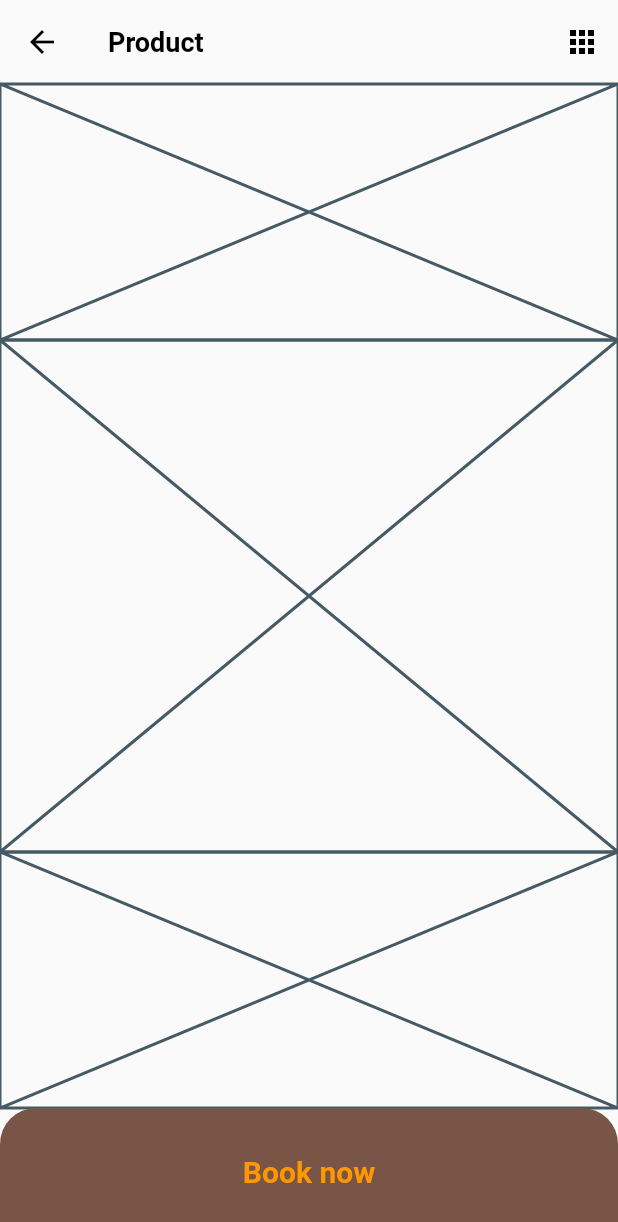
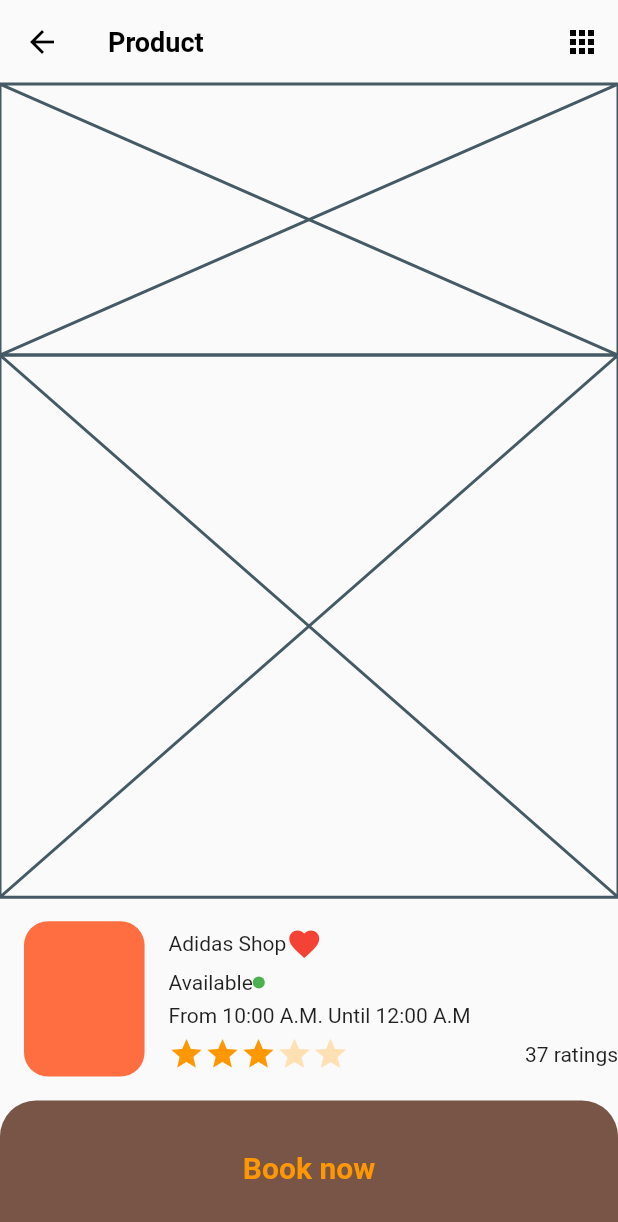
Before and after one commit to JAICHANGPARK/flutter_notebook_the_third_story, a Flutter app: the ProductPage screen opened directly, on a phone screen of 412 x 824 dp. Shown: the top 1222 px of the screen. Run offline on Flutter 3.47's test engine with Material 2 defaults, Android fonts, the phone set to English and light mode, and no system bars; our stand-ins replace badges, dotted_border, fl_chart, page_transition, percent_indicator; network calls fail.

Commit message:
Update product_page.dart

```diff
--- a/lib/travel_store_app/product_page.dart
+++ b/lib/travel_store_app/product_page.dart
@@ -39,8 +39,65 @@ class _ProductPageState extends State<ProductPage> {
             child: Placeholder(),
           ),
           Expanded(
-            flex: 4,
-            child: Placeholder(),
+            flex: 3,
+            child: Row(
+              children: <Widget>[
+                Expanded(
+                 flex: 3 ,
+                  child: Container(
+                    margin: EdgeInsets.all(16),
+                    decoration: BoxDecoration(
+                      color: Colors.deepOrangeAccent,
+                      borderRadius: BorderRadius.circular(16)
+                    ),
+                  ),
+                ),
+                Expanded(
+                  flex: 8,
+                  child: Padding(
+                    padding: const EdgeInsets.only(bottom: 16, top: 16),
+                    child: Column(
+                      crossAxisAlignment: CrossAxisAlignment.start,
+                      mainAxisAlignment: MainAxisAlignment.spaceAround,
+                      children: <Widget>[
+                        Row(
+                          children: <Widget>[
+                            Text("Adidas Shop"),
+                            Icon(Icons.favorite,
+                            color: Colors.red,),
+                          ],
+                        ),
+                        Row(
+                          children: <Widget>[
+                            Text("Available"),
+                            Container(
+                              height: 8,
+                              width: 8,
+                              decoration: BoxDecoration(
+                                shape: BoxShape.circle,
+                                color: Colors.green,
+                              ),
+                            ),
+                          ],
+                        ),
+                        Text("From 10:00 A.M. Until 12:00 A.M"),
+                        Row(
+                          children: <Widget>[
+                            Icon(Icons.star, color: Colors.orange,),
+                            Icon(Icons.star, color: Colors.orange,),
+                            Icon(Icons.star, color: Colors.orange,),
+                            Icon(Icons.star, color: Colors.orange[100],),
+                            Icon(Icons.star, color: Colors.orange[100],),
+                            Spacer(),
+                            Text("37 ratings",)
+                          ],
+                        )
+                      ],
+                    ),
+                  ),
+                )
+              ],
+            ),
           ),
           Expanded(
             flex: 2,
```
